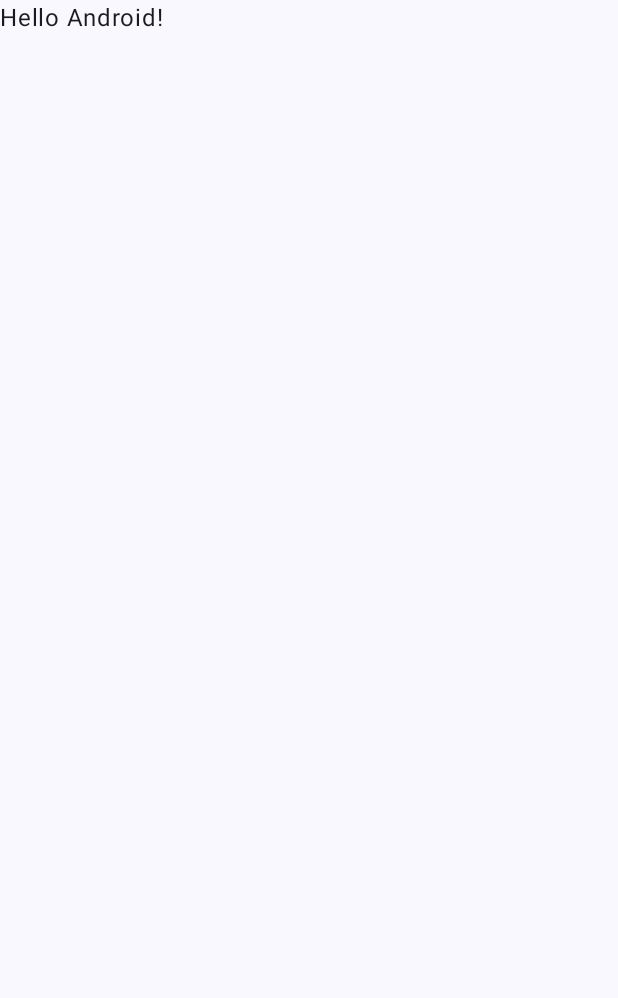
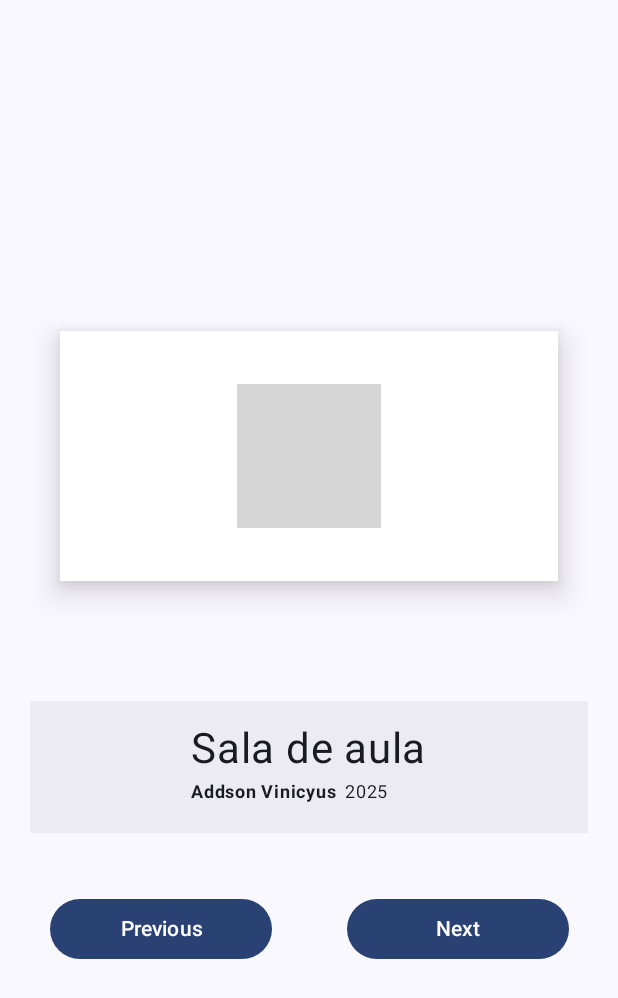
Before and after one commit to AddsonVinicyus/art-gallery, an Android app built with Jetpack Compose: the screen it shows after launch (MainActivity), on a phone screen of 412 x 824 dp. Before the commit the part shown is almost empty. Shown: the top 998 px of the screen. Run offline under Robolectric (Android 15) with nearby library versions, the phone set to English and light mode, and no system bars; grey boxes are pictures that could not be loaded.

Commit message:
Layout criado

```diff
--- a/app/src/main/java/com/example/artgallery/MainActivity.kt
+++ b/app/src/main/java/com/example/artgallery/MainActivity.kt
@@ -1,16 +1,47 @@
 package com.example.artgallery
 
+import android.R.attr.elevation
+import androidx.compose.ui.graphics.Color
 import android.os.Bundle
+import android.widget.Button
+import android.widget.Space
 import androidx.activity.ComponentActivity
 import androidx.activity.compose.setContent
 import androidx.activity.enableEdgeToEdge
+import androidx.compose.foundation.Image
+import androidx.compose.foundation.layout.Arrangement
+import androidx.compose.foundation.layout.Column
+import androidx.compose.foundation.layout.Row
+import androidx.compose.foundation.layout.Spacer
+import androidx.compose.foundation.layout.fillMaxHeight
 import androidx.compose.foundation.layout.fillMaxSize
+import androidx.compose.foundation.layout.fillMaxWidth
+import androidx.compose.foundation.layout.height
 import androidx.compose.foundation.layout.padding
-import androidx.compose.material3.Scaffold
+import androidx.compose.foundation.layout.size
+import androidx.compose.foundation.layout.width
+import androidx.compose.foundation.layout.wrapContentSize
+import androidx.compose.foundation.shape.RoundedCornerShape
+import androidx.compose.material3.Surface
 import androidx.compose.material3.Text
 import androidx.compose.runtime.Composable
+import androidx.compose.material3.Button
+import androidx.compose.material3.MaterialTheme
+import androidx.compose.runtime.getValue
+import androidx.compose.runtime.mutableStateOf
+import androidx.compose.runtime.remember
+import androidx.compose.runtime.setValue
+import androidx.compose.ui.Alignment
 import androidx.compose.ui.Modifier
+import androidx.compose.ui.draw.shadow
+import androidx.compose.ui.res.painterResource
+import androidx.compose.ui.res.stringResource
+import androidx.compose.ui.text.TextStyle
+import androidx.compose.ui.text.font.FontWeight
+import androidx.compose.ui.text.style.TextAlign
 import androidx.compose.ui.tooling.preview.Preview
+import androidx.compose.ui.unit.dp
+import androidx.compose.ui.unit.sp
 import com.example.artgallery.ui.theme.ArtGalleryTheme
 
 class MainActivity : ComponentActivity() {
@@ -18,30 +49,115 @@ class MainActivity : ComponentActivity() {
         super.onCreate(savedInstanceState)
         enableEdgeToEdge()
         setContent {
-            ArtGalleryTheme {
-                Scaffold(modifier = Modifier.fillMaxSize()) { innerPadding ->
-                    Greeting(
-                        name = "Android",
-                        modifier = Modifier.padding(innerPadding)
-                    )
+            ArtGalleryTheme{
+                Surface(
+                    modifier = Modifier.fillMaxSize(),
+                    color = MaterialTheme.colorScheme.background
+                ) {
+                    ArtSpace(modifier = Modifier
+                        .wrapContentSize(Alignment.BottomCenter))
                 }
+
             }
         }
     }
 }
 
 @Composable
-fun Greeting(name: String, modifier: Modifier = Modifier) {
-    Text(
-        text = "Hello $name!",
-        modifier = modifier
-    )
+fun ArtSpace(modifier: Modifier = Modifier){
+
+    var result by remember { mutableStateOf(1) }
+
+    val imageResource = when(result){
+        1 -> listOf(R.drawable.sala_de_aula, "Sala de aula", "Addson Vinicyus", "2025")
+        2 -> listOf<Any>(R.drawable.pc, "Computador do quarto", "Addson Vinicyus", "2025")
+        else -> listOf<Any>(R.drawable.livro, "Livro seminovo", "Addson Vinicyus", "2025")
+    }
+
+    Column(
+        verticalArrangement = Arrangement.Center,
+        modifier = modifier.fillMaxSize()
+    ){
+
+        Surface(
+            color = Color.White,
+            tonalElevation = 50.dp,
+            modifier = modifier
+                .padding(40.dp)
+                .fillMaxWidth()
+                .shadow(12.dp, RoundedCornerShape(0.dp))
+        ) {
+            Image(
+                painter = painterResource(imageResource[0] as Int),
+                contentDescription = null,
+                modifier = modifier.padding(35.dp)
+            )
+        }
+
+        Spacer(modifier = Modifier.height(20.dp))
+
+        Surface(
+            color = Color(0xFFecebf4),
+            modifier = modifier
+                .padding(20.dp)
+                .fillMaxWidth()
+        ) {
+            Column(
+                modifier = modifier
+                    .padding(15.dp)
+            ) {
+                Text(
+                    text = imageResource[1] as String,
+                    fontSize = 28.sp
+                )
+                Row() {
+                    Text(
+                        text = imageResource[2] as String,
+                        fontSize = 12.sp,
+                        fontWeight = FontWeight.Bold
+                    )
+                    Spacer(modifier.width(5.dp))
+                    Text(
+                        text = imageResource[3] as String,
+                        fontSize = 12.sp
+                    )
+                }
+            }
+        }
+
+        Spacer(modifier = Modifier.height(20.dp))
+
+        Row(
+            horizontalArrangement = Arrangement.Center,
+            modifier = modifier
+                .fillMaxWidth()
+        ) {
+            Button(
+                onClick = { result = if(result > 1) result - 1 else 1 }) {
+                Text(
+                    "Previous",
+                    textAlign = TextAlign.Center,
+                    modifier = modifier
+                        .size(width = 100.dp, height = 20.dp)
+                )
+            }
+            Spacer(modifier = modifier.width(50.dp))
+            Button(onClick = { result = if(result < (imageResource.size - 1)) result + 1 else imageResource.size - 1 }) {
+                Text(
+                    "Next",
+                    textAlign = TextAlign.Center,
+                    modifier = modifier
+                        .size(width = 100.dp, height = 20.dp)
+                )
+            }
+        }
+    }
 }
 
 @Preview(showBackground = true)
 @Composable
 fun GreetingPreview() {
     ArtGalleryTheme {
-        Greeting("Android")
+        ArtSpace()
     }
 }
```
Also changed, not shown: 3 other files.
